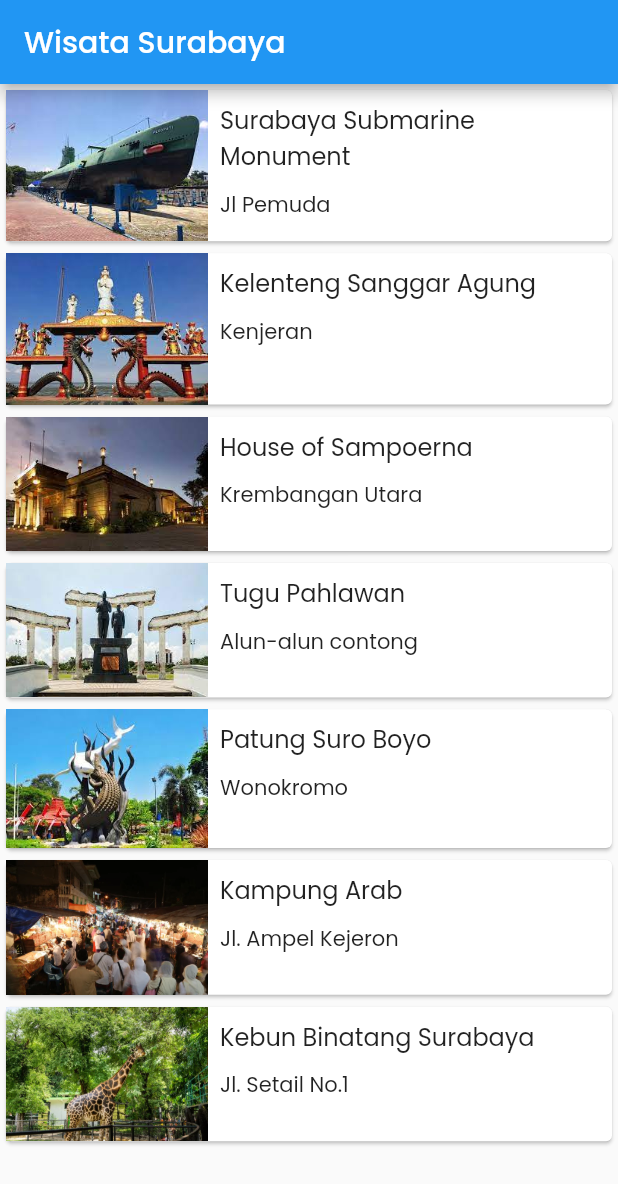
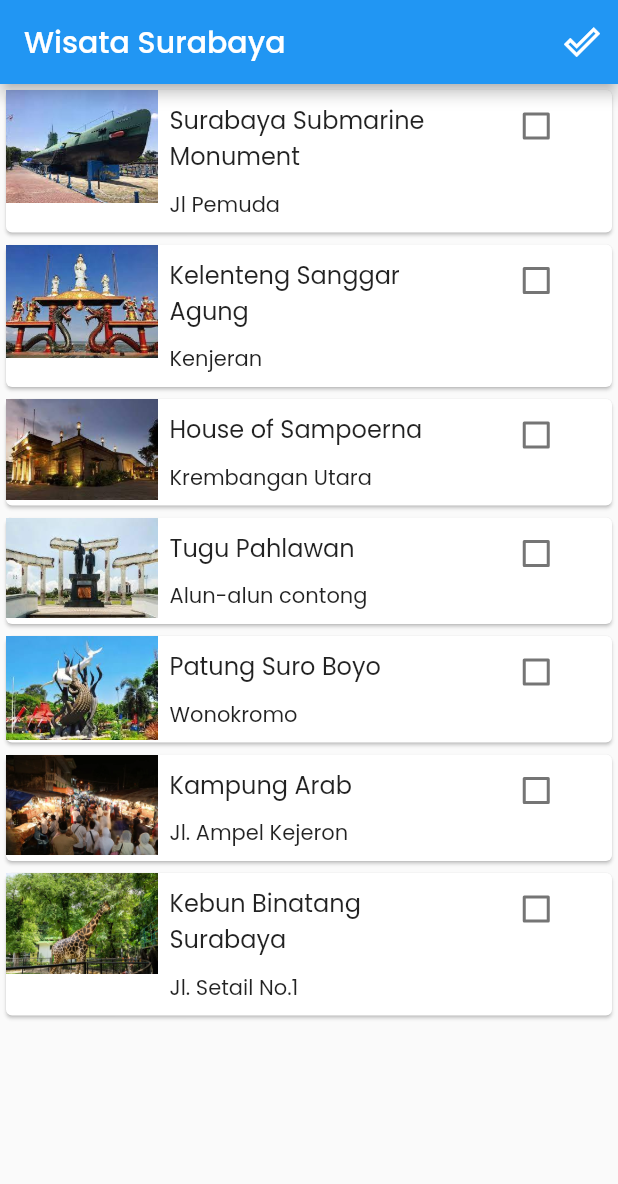
Before and after one commit to yusada/WPPB_Laporan, a Flutter app: the screen it shows after launch, on a phone screen of 412 x 824 dp. Shown: the top 1184 px of the screen. Run offline on Flutter 3.47's test engine with Material 2 defaults, Android fonts, the phone set to English and light mode, and no system bars.

```diff
--- /dev/null
+++ b/lib/done_tourism_list.dart
@@ -0,0 +1,58 @@
+import 'package:flutter/material.dart';
+import 'package:wppb/model/tourism_place.dart';
+
+class DoneTourismList extends StatelessWidget {
+  final List<TourismPlace> doneTourismPlaceList;
+  const DoneTourismList({Key? key, required this.doneTourismPlaceList})
+      : super(key: key);
+
+  @override
+  Widget build(BuildContext context) {
+    return Scaffold(
+      appBar: AppBar(
+        title: Text("Wisata telah dikunjungi"),
+      ),
+      body: ListView.builder(
+        itemBuilder: (context, index) {
+          final TourismPlace place = doneTourismPlaceList[index];
+          return Card(
+            color: Colors.white60,
+            child: Row(
+              crossAxisAlignment: CrossAxisAlignment.center,
+              mainAxisAlignment: MainAxisAlignment.spaceBetween,
+              children: <Widget>[
+                Expanded(
+                  flex: 1,
+                  child: Image.asset(place.imageAsset),
+                ),
+                Expanded(
+                  flex: 2,
+                  child: Padding(
+                    padding: const EdgeInsets.all(8),
+                    child: Column(
+                      crossAxisAlignment: CrossAxisAlignment.start,
+                      mainAxisSize: MainAxisSize.min,
+                      children: <Widget>[
+                        Text(
+                          place.name,
+                          style: const TextStyle(fontSize: 16.0),
+                        ),
+                        SizedBox(height: 10),
+                        Text(place.location),
+                      ],
+                    ),
+                  ),
+                ),
+                Expanded(
+                  flex: 1,
+                  child: const Icon(Icons.done_outline),
+                ),
+              ],
+            ),
+          );
+        },
+        itemCount: doneTourismPlaceList.length,
+      ),
+    );
+  }
+}
--- /dev/null
+++ b/lib/list_item.dart
@@ -0,0 +1,55 @@
+import 'package:flutter/material.dart';
+import 'package:wppb/model/tourism_place.dart';
+
+class ListItem extends StatelessWidget {
+  final TourismPlace place;
+  final bool isDone;
+  final Function(bool? value) onCheckboxClick;
+
+  const ListItem(
+      {required this.place,
+      required this.isDone,
+      required this.onCheckboxClick});
+
+  @override
+  Widget build(BuildContext context) {
+    return Card(
+      color: isDone ? Colors.white60 : Colors.white,
+      child: Row(
+        crossAxisAlignment: CrossAxisAlignment.start,
+        children: <Widget>[
+          Expanded(
+            flex: 1,
+            child: Image.asset(place.imageAsset),
+          ),
+          Expanded(
+            flex: 2,
+            child: Padding(
+              padding: const EdgeInsets.all(8.0),
+              child: Column(
+                crossAxisAlignment: CrossAxisAlignment.start,
+                mainAxisSize: MainAxisSize.min,
+                children: <Widget>[
+                  Text(
+                    place.name,
+                    style: const TextStyle(fontSize: 16.0),
+                  ),
+                  const SizedBox(
+                    height: 10,
+                  ),
+                  Text(place.location),
+                ],
+              ),
+            ),
+          ),
+          Expanded(
+              flex: 1,
+              child: Checkbox(
+                value: this.isDone,
+                onChanged: this.onCheckboxClick,
+              ))
+        ],
+      ),
+    );
+  }
+}
--- a/lib/main.dart
+++ b/lib/main.dart
@@ -1,6 +1,7 @@
 import 'package:flutter/material.dart';
-import 'package:wppb/detail_screen.dart';
 import 'package:wppb/main_screen.dart';
+import 'package:wppb/provider/done_tourism_provider.dart';
+import 'package:provider/provider.dart';
 
 void main() {
   runApp(const MyApp());
@@ -11,13 +12,16 @@ class MyApp extends StatelessWidget {
   // This widget is the root of your application.
   @override
   Widget build(BuildContext context) {
-    return MaterialApp(
-      title: 'Contacts',
-      theme: ThemeData(
-        fontFamily: 'Poppins',
-        primarySwatch: Colors.blue,
+    return ChangeNotifierProvider(
+      create: (context) => DoneTourismProvider(),
+      child: MaterialApp(
+        title: 'Contacts',
+        theme: ThemeData(
+          fontFamily: 'Poppins',
+          primarySwatch: Colors.blue,
+        ),
+        home: MainScreen(),
       ),
-      home: const MainScreen(),
     );
   }
 }
--- a/lib/main_screen.dart
+++ b/lib/main_screen.dart
@@ -1,64 +1,44 @@
 import 'package:flutter/material.dart';
-import 'package:wppb/detail_screen.dart';
-import 'package:wppb/model/tourism_place.dart';
+import 'package:wppb/done_tourism_list.dart';
+import 'package:wppb/provider/done_tourism_provider.dart';
+import 'package:wppb/tourism_list.dart';
+import 'package:provider/provider.dart';
 
-class MainScreen extends StatelessWidget {
-  const MainScreen({Key? key}) : super(key: key);
+class MainScreen extends StatefulWidget {
+  MainScreen({Key? key}) : super(key: key);
 
+  @override
+  _MainScreenState createState() => _MainScreenState();
+}
+
+class _MainScreenState extends State<MainScreen> {
   @override
   Widget build(BuildContext context) {
     return Scaffold(
       appBar: AppBar(
-        title: const Text('Wisata Surabaya'),
-      ),
-      body: ListView.builder(
-        itemBuilder: (context, index) {
-          final TourismPlace place = tourismPlaceList[index];
-          return InkWell(
-            onTap: () {
-              Navigator.push(context, MaterialPageRoute(builder: (context) {
-                return DetailScreen(place: place);
-              }));
+        title: const Text("Wisata Surabaya"),
+        actions: <Widget>[
+          IconButton(
+            icon: const Icon(Icons.done_outline),
+            onPressed: () {
+              Navigator.push(
+                context,
+                MaterialPageRoute(
+                  builder: (context) {
+                    return Consumer<DoneTourismProvider>(
+                      builder: (context, DoneTourismProvider data, widget) {
+                        return DoneTourismList(
+                            doneTourismPlaceList: data.DoneTourismPlaceList);
+                      },
+                    );
+                  },
+                ),
+              );
             },
-            child: listItem(place),
-          );
-        },
-        itemCount: tourismPlaceList.length,
-      ),
-    );
-  }
-
-  Widget listItem(TourismPlace place) {
-    return Card(
-      child: Row(
-        crossAxisAlignment: CrossAxisAlignment.start,
-        children: <Widget>[
-          Expanded(
-            flex: 1,
-            child: Image.asset(place.imageAsset),
           ),
-          Expanded(
-            flex: 2,
-            child: Padding(
-              padding: const EdgeInsets.all(8.0),
-              child: Column(
-                crossAxisAlignment: CrossAxisAlignment.start,
-                mainAxisSize: MainAxisSize.min,
-                children: <Widget>[
-                  Text(
-                    place.name,
-                    style: TextStyle(fontSize: 16.0),
-                  ),
-                  const SizedBox(
-                    height: 10,
-                  ),
-                  Text(place.location),
-                ],
-              ),
-            ),
-          )
         ],
       ),
+      body: TourismList(),
     );
   }
 }
--- /dev/null
+++ b/lib/provider/done_tourism_provider.dart
@@ -0,0 +1,15 @@
+import 'package:flutter/material.dart';
+import 'package:wppb/model/tourism_place.dart';
+
+class DoneTourismProvider extends ChangeNotifier {
+  final List<TourismPlace> _doneTourismPlaceList = [];
+
+  List<TourismPlace> get DoneTourismPlaceList => _doneTourismPlaceList;
+
+  void complete(TourismPlace place, bool isDone) {
+    isDone
+        ? _doneTourismPlaceList.add(place)
+        : _doneTourismPlaceList.remove(place);
+    notifyListeners();
+  }
+}
--- /dev/null
+++ b/lib/tourism_list.dart
@@ -0,0 +1,143 @@
+import 'package:flutter/material.dart';
+import 'package:wppb/detail_screen.dart';
+import 'package:wppb/list_item.dart';
+import 'package:wppb/model/tourism_place.dart';
+import 'package:wppb/provider/done_tourism_provider.dart';
+import 'package:provider/provider.dart';
+
+class TourismList extends StatefulWidget {
+  const TourismList({Key? key}) : super(key: key);
+
+  @override
+  _TourismListState createState() => _TourismListState();
+}
+
+class _TourismListState extends State<TourismList> {
+  final List<TourismPlace> TourismPlaceList = [
+    TourismPlace(
+        name: 'Surabaya Submarine Monument',
+        location: 'Jl Pemuda',
+        imageAsset: 'assets/images/submarine.jpg',
+        deskripsi:
+            "Monumen Kapal Selam atau disingkat Monkasel merupakan sebuah monumen yang dibangun menggunakan kapal selam asli. Monumen ini terletak di Jalan Pemuda No. 39, Kota Surabaya, Jawa Timur.",
+        hariBuka: "Buka Setiap Hari",
+        jamBuka: "08:00 - 16:00",
+        hargaTiket: "Rp. 15.000 ",
+        galeri: [
+          "assets/images/submarine1.jpg",
+          "assets/images/submarine2.jpg",
+          "assets/images/submarine3.jpg"
+        ]),
+    TourismPlace(
+        name: 'Kelenteng Sanggar Agung',
+        location: 'Kenjeran',
+        imageAsset: 'assets/images/klenteng.jpg',
+        deskripsi:
+            "Kelenteng Sanggar Agung atau Klenteng Hong San Tang adalah sebuah klenteng di Kota Surabaya. Alamatnya berada di Jalan Sukolilo Nomor 100, Pantai Ria Kenjeran, Surabaya.",
+        hariBuka: "Buka Setiap Hari",
+        jamBuka: "07:00 - 20:00",
+        hargaTiket: "Rp. 10.000 ",
+        galeri: [
+          "assets/images/klenteng1.jpg",
+          "assets/images/klenteng2.jpg",
+          "assets/images/klenteng3.jpg"
+        ]),
+    TourismPlace(
+        name: 'House of Sampoerna',
+        location: 'Krembangan Utara',
+        imageAsset: 'assets/images/sampoerna.jpg',
+        deskripsi:
+            "The House of Sampoerna is a tobacco museum and headquarters of Sampoerna located in Surabaya. The main building's architectural style influenced by Dutch colonial-style compound was built in 1862, and is now a preserved historical site. ",
+        hariBuka: "Buka Setiap Hari",
+        jamBuka: "08:00 - 16:00",
+        hargaTiket: "Gratis ",
+        galeri: [
+          "assets/images/sampoerna1.jpg",
+          "assets/images/sampoerna2.jpg",
+          "assets/images/sampoerna3.jpg"
+        ]),
+    TourismPlace(
+        name: 'Tugu Pahlawan',
+        location: 'Alun-alun contong',
+        imageAsset: 'assets/images/pahlawan.jpg',
+        deskripsi:
+            "Tugu Pahlawan adalah sebuah monumen yang menjadi markah tanah Kota Surabaya. Tinggi monumen ini adalah 41,15 meter dan berbentuk lingga atau paku terbalik. Tubuh monumen berbentuk lengkungan-lengkungan sebanyak 10 lengkungan, dan terbagi atas 11 ruas.",
+        hariBuka: "Buka Setiap Hari",
+        jamBuka: "08:00 - 16:00",
+        hargaTiket: "Rp. 10.000 ",
+        galeri: [
+          "assets/images/pahlawan1.jpg",
+          "assets/images/pahlawan2.jpg",
+          "assets/images/pahlawan3.jpg"
+        ]),
+    TourismPlace(
+        name: 'Patung Suro Boyo',
+        location: 'Wonokromo ',
+        imageAsset: 'assets/images/sby.jpg',
+        deskripsi:
+            "Patung Sura dan Baya adalah sebuah patung yang merupakan lambang kota Surabaya. Patung ini berada di depan Kebun Binatang Surabaya. Patung ini terdiri atas dua hewan ini yang menjadi inspirasi nama kota Surabaya: ikan sura dan baya.",
+        hariBuka: "Buka Setiap Hari",
+        jamBuka: "08:00 - 16:00",
+        hargaTiket: "Rp. 10.000 ",
+        galeri: [
+          "assets/images/sby1.jpg",
+          "assets/images/sby2.jpg",
+          "assets/images/sby3.jpg"
+        ]),
+    TourismPlace(
+        name: 'Kampung Arab',
+        location: 'Jl. Ampel Kejeron ',
+        imageAsset: 'assets/images/kampung.jpg',
+        deskripsi:
+            "Kampung Arab di Surabaya berada di kawasan wisata religi Sunan Ampel. Sekeliling kawasan itu terdapat kampung-kampung sempit yang sebagian besar dihuni etnis Arab. Berada di kawasan wisata banyak didatangi pengunjung.",
+        hariBuka: "Buka Setiap Hari",
+        jamBuka: "08:00 - 16:00",
+        hargaTiket: "Rp. 10.000 ",
+        galeri: [
+          "assets/images/kampung1.jpg",
+          "assets/images/kampung.jpg",
+          "assets/images/kampung.jpg"
+        ]),
+    TourismPlace(
+        name: 'Kebun Binatang Surabaya',
+        location: 'Jl. Setail No.1 ',
+        imageAsset: 'assets/images/bonbin.jpg',
+        deskripsi:
+            "Kebun Binatang Surabaya adalah salah satu kebun binatang yang populer di Indonesia dan terletak di Surabaya. KBS merupakan kebun binatang yang pernah terlengkap se-Asia Tenggara, di dalamnya terdapat lebih dari 981 spesies satwa yang berbeda yang terdiri lebih dari 2.806 binatang.",
+        hariBuka: "Buka Setiap Hari",
+        jamBuka: "08:00 - 16:00",
+        hargaTiket: "Rp. 10.000 ",
+        galeri: [
+          "assets/images/bonbin.jpg",
+          "assets/images/bonbin.jpg",
+          "assets/images/bonbin.jpg"
+        ]),
+  ];
+
+  @override
+  Widget build(BuildContext context) {
+    return ListView.builder(
+      itemBuilder: (context, index) {
+        final TourismPlace place = tourismPlaceList[index];
+        return InkWell(
+          onTap: () {
+            Navigator.push(context, MaterialPageRoute(builder: (context) {
+              return DetailScreen(place: place);
+            }));
+          },
+          child: Consumer<DoneTourismProvider>(
+              builder: (context, DoneTourismProvider data, widget) {
+            return ListItem(
+              place: place,
+              isDone: data.DoneTourismPlaceList.contains(place),
+              onCheckboxClick: (bool? value) {
+                data.complete(place, value!);
+              },
+            );
+          }),
+        );
+      },
+      itemCount: tourismPlaceList.length,
+    );
+  }
+}
```
Also changed, not shown: pubspec.yaml (+4 -12 lines), assets/images/bonbin1.jpg (added), assets/images/bonbin2.jpg (added), assets/images/bonbin3.jpg (added), assets/images/kampung1.jpg (added), assets/images/kampung2.jpg (added), assets/images/kampung3.jpg (added), pubspec.lock.
